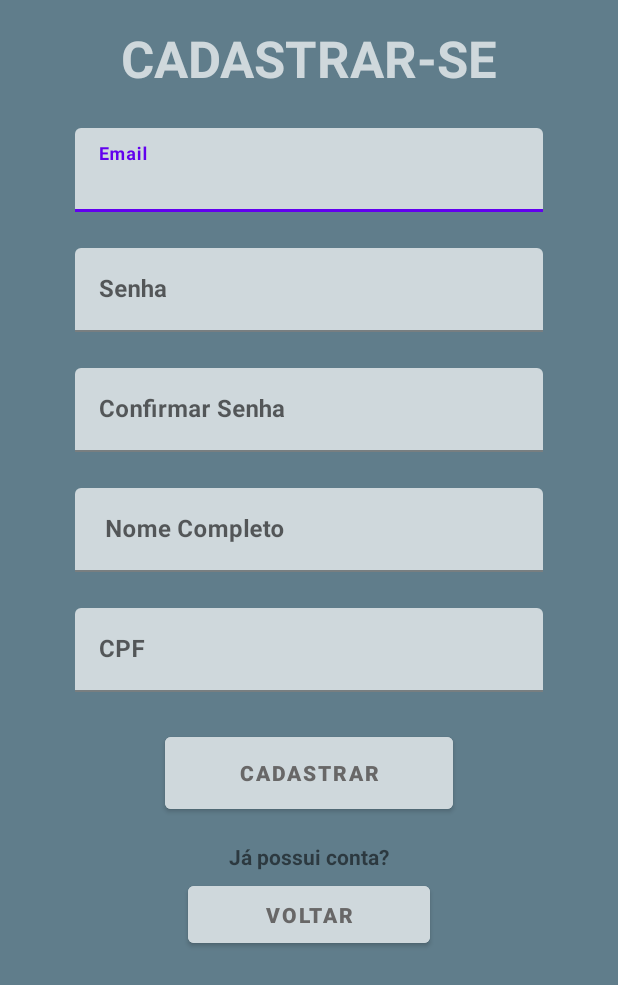
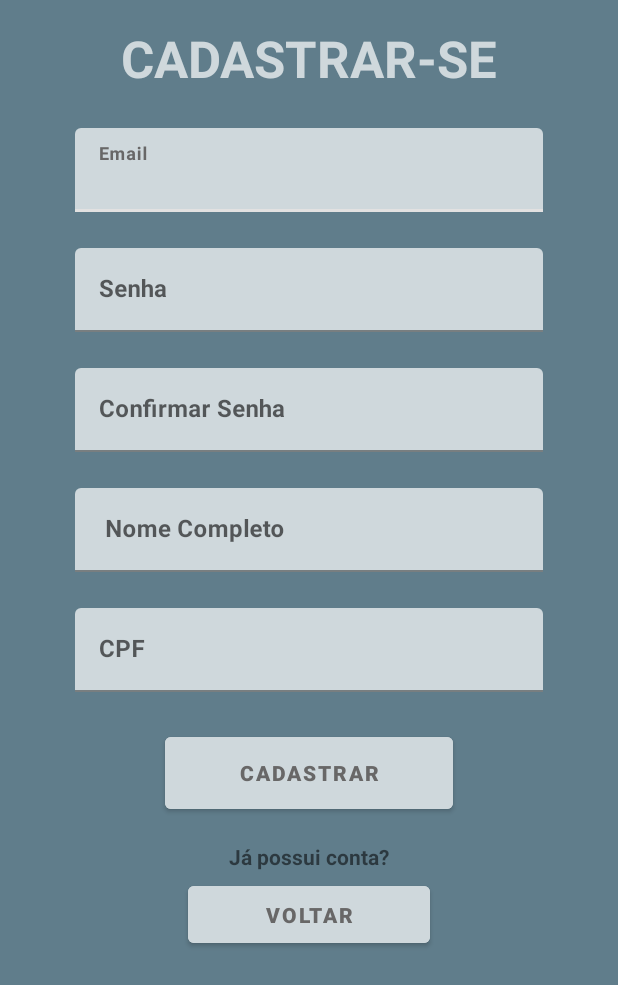
Before and after one commit to OlvDavid/Epidemic-Guard, an Android app: the cadastro screen opened directly, with no data from a screen before it, on a phone screen of 412 x 824 dp. Shown: the top 985 px of the screen. Run offline under Robolectric (Android 15) with nearby library versions, the phone set to English and light mode, and no system bars; our stand-ins replace Firebase (no records; nobody signed in at launch, a user with empty details on screens opened directly); Roboto replaces fonts that are not available here.

Commit message:
Ajuste na paleta de cores

```diff
--- a/app/src/main/res/layout/cadastro.xml
+++ b/app/src/main/res/layout/cadastro.xml
@@ -28,6 +28,8 @@
         android:layout_marginStart="50dp"
         android:layout_marginTop="24dp"
         android:layout_marginEnd="50dp"
+        app:boxStrokeColor="@color/cinza_claro"
+        app:hintTextColor="@color/cinza_forte"
         app:layout_constraintEnd_toEndOf="parent"
         app:layout_constraintStart_toStartOf="parent"
         app:layout_constraintTop_toBottomOf="@+id/textView2">
@@ -50,6 +52,8 @@
         android:layout_marginStart="50dp"
         android:layout_marginTop="24dp"
         android:layout_marginEnd="50dp"
+        app:boxStrokeColor="@color/cinza_claro"
+        app:hintTextColor="@color/cinza_forte"
         app:layout_constraintEnd_toEndOf="parent"
         app:layout_constraintStart_toStartOf="parent"
         app:layout_constraintTop_toBottomOf="@+id/textInputLayout3">
@@ -73,6 +77,8 @@
         android:layout_marginStart="50dp"
         android:layout_marginTop="24dp"
         android:layout_marginEnd="50dp"
+        app:boxStrokeColor="@color/cinza_claro"
+        app:hintTextColor="@color/cinza_forte"
         app:layout_constraintEnd_toEndOf="parent"
         app:layout_constraintStart_toStartOf="parent"
         app:layout_constraintTop_toBottomOf="@+id/textInputLayout4">
@@ -95,6 +101,8 @@
         android:layout_marginStart="50dp"
         android:layout_marginTop="24dp"
         android:layout_marginEnd="50dp"
+        app:boxStrokeColor="@color/cinza_claro"
+        app:hintTextColor="@color/cinza_forte"
         app:layout_constraintEnd_toEndOf="parent"
         app:layout_constraintStart_toStartOf="parent"
         app:layout_constraintTop_toBottomOf="@+id/textInputLayout13">
@@ -117,6 +125,8 @@
         android:layout_marginStart="50dp"
         android:layout_marginTop="24dp"
         android:layout_marginEnd="50dp"
+        app:boxStrokeColor="@color/cinza_claro"
+        app:hintTextColor="@color/cinza_forte"
         app:layout_constraintEnd_toEndOf="parent"
         app:layout_constraintStart_toStartOf="parent"
         app:layout_constraintTop_toBottomOf="@+id/textInputLayout5">
--- a/app/src/main/res/layout/login.xml
+++ b/app/src/main/res/layout/login.xml
@@ -27,6 +27,8 @@
         android:layout_marginStart="50dp"
         android:layout_marginTop="32dp"
         android:layout_marginEnd="50dp"
+        app:boxStrokeColor="@color/cinza_claro"
+        app:hintTextColor="@color/cinza_forte"
         app:layout_constraintEnd_toEndOf="parent"
         app:layout_constraintStart_toStartOf="parent"
         app:layout_constraintTop_toBottomOf="@+id/imageView">
@@ -49,6 +51,8 @@
         android:layout_marginStart="50dp"
         android:layout_marginTop="32dp"
         android:layout_marginEnd="50dp"
+        app:boxStrokeColor="@color/cinza_claro2"
+        app:hintTextColor="@color/cinza_forte"
         app:layout_constraintEnd_toEndOf="parent"
         app:layout_constraintStart_toStartOf="parent"
         app:layout_constraintTop_toBottomOf="@+id/textInputLayout">
```
